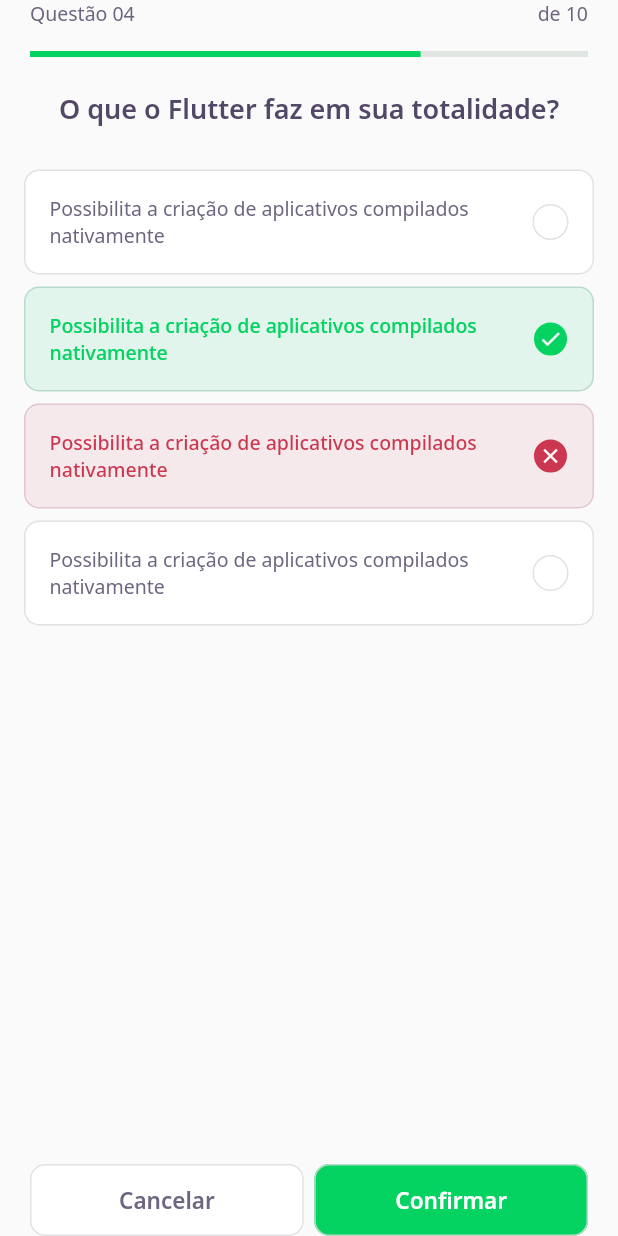
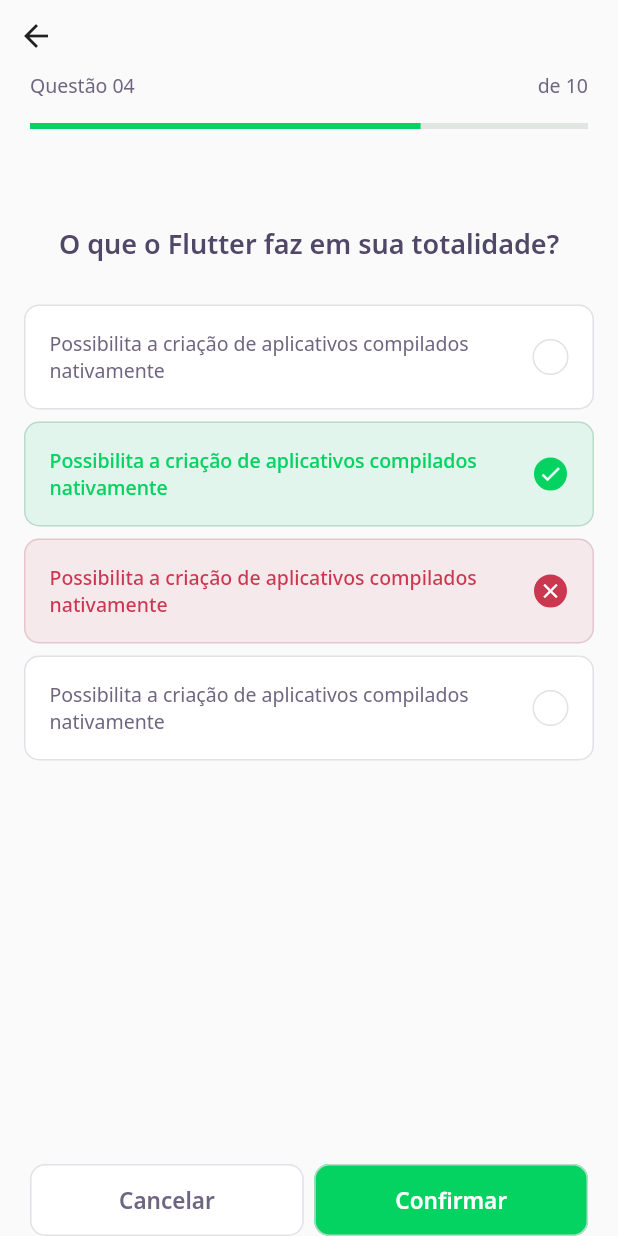
Before and after one commit to raulpe7eira/dev-quiz-app, a Flutter app: the ChallengePage screen opened directly, on a phone screen of 412 x 824 dp. Run offline on Flutter 3.47's test engine with Material 2 defaults, Android fonts, the phone set to English and light mode, and no system bars; our stand-ins replace google_fonts; accounts and stored records are empty; network calls fail.

Commit message:
add navigation home <> challenge

```diff
--- a/lib/challenge/challenge_page.dart
+++ b/lib/challenge/challenge_page.dart
@@ -14,8 +14,16 @@
   Widget build(BuildContext context) {
     return Scaffold(
       appBar: PreferredSize(
-        preferredSize: Size.fromHeight(60),
-        child: SafeArea(top: true, child: QuestionIndicatorWidget()),
+        preferredSize: Size.fromHeight(86),
+        child: SafeArea(
+            top: true,
+            child: Column(
+              crossAxisAlignment: CrossAxisAlignment.start,
+              children: [
+                BackButton(),
+                QuestionIndicatorWidget(),
+              ],
+            )),
       ),
       body: QuizWidget(title: "O que o Flutter faz em sua totalidade?"),
       bottomNavigationBar: SafeArea(
--- a/lib/challenge/widgets/quiz/quiz_widget.dart
+++ b/lib/challenge/widgets/quiz/quiz_widget.dart
@@ -16,6 +16,7 @@
     return Container(
       child: Column(
         children: [
+          SizedBox(height: 64),
           Text(title, style: AppTextStyles.heading),
           SizedBox(height: 24),
           AnswerWidget(
```
Also changed, not shown: lib/home/home_page.dart (+9 -0 lines), lib/home/widgets/quiz_card/quiz_card_widget.dart (+6 -1 lines).
